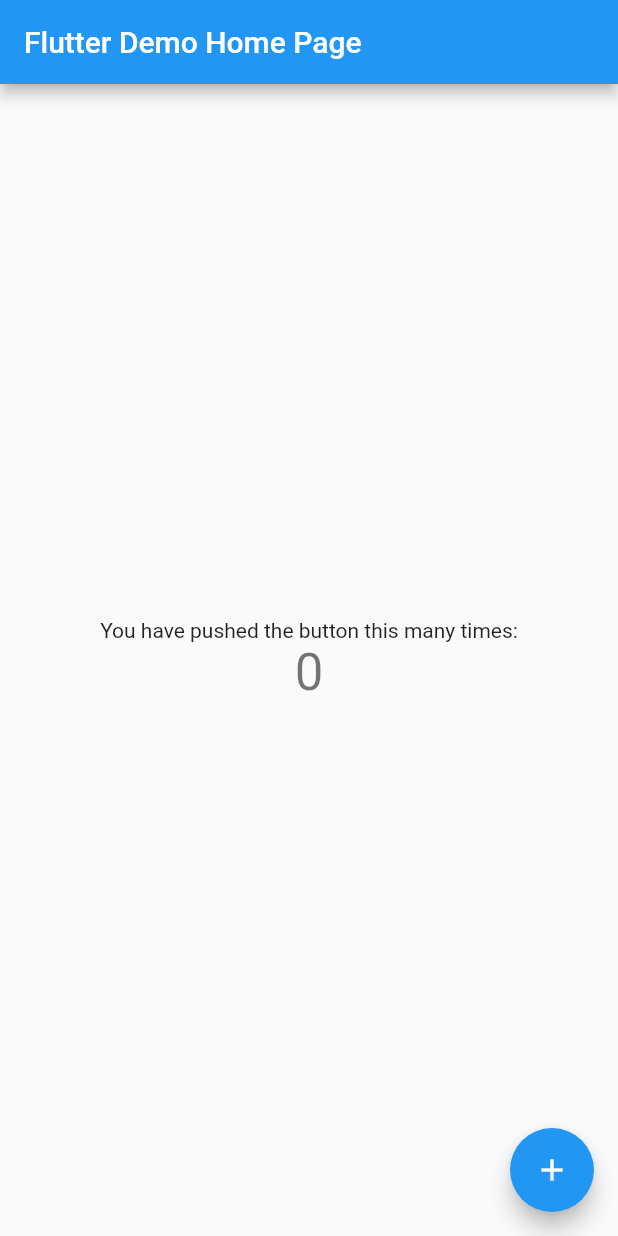
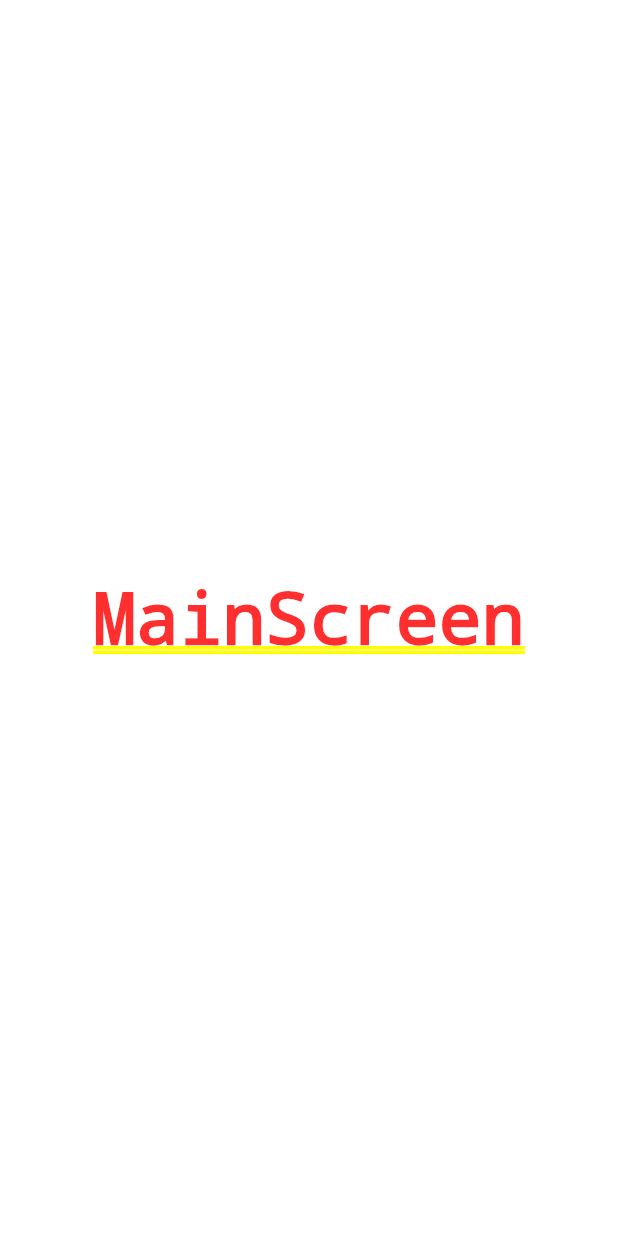
Before and after one commit to mugon-dev/carrot_market_ui, a Flutter app: the screen it shows after launch, on a phone screen of 412 x 824 dp. Run offline on Flutter 3.47's test engine with Material 2 defaults, Android fonts, the light colour scheme and no system bars; our stand-ins replace google_fonts.

Commit message:
style: add text,app theme

```diff
--- a/lib/main.dart
+++ b/lib/main.dart
@@ -1,113 +1,21 @@
+import 'package:carrot_market_ui/screens/main_screens.dart';
+import 'package:carrot_market_ui/theme.dart';
 import 'package:flutter/material.dart';
 
 void main() {
-  runApp(MyApp());
+  runApp(CarrotMarketUI());
 }
 
-class MyApp extends StatelessWidget {
-  // This widget is the root of your application.
+class CarrotMarketUI extends StatelessWidget {
+  const CarrotMarketUI({Key? key}) : super(key: key);
+
   @override
   Widget build(BuildContext context) {
     return MaterialApp(
-      title: 'Flutter Demo',
-      theme: ThemeData(
-        // This is the theme of your application.
-        //
-        // Try running your application with "flutter run". You'll see the
-        // application has a blue toolbar. Then, without quitting the app, try
-        // changing the primarySwatch below to Colors.green and then invoke
-        // "hot reload" (press "r" in the console where you ran "flutter run",
-        // or simply save your changes to "hot reload" in a Flutter IDE).
-        // Notice that the counter didn't reset back to zero; the application
-        // is not restarted.
-        primarySwatch: Colors.blue,
-      ),
-      home: MyHomePage(title: 'Flutter Demo Home Page'),
+      title: 'carrot_market_ui',
+      debugShowCheckedModeBanner: false,
+      home: MainScreens(),
+      theme: theme(),
     );
   }
 }
-
-class MyHomePage extends StatefulWidget {
-  MyHomePage({Key? key, required this.title}) : super(key: key);
-
-  // This widget is the home page of your application. It is stateful, meaning
-  // that it has a State object (defined below) that contains fields that affect
-  // how it looks.
-
-  // This class is the configuration for the state. It holds the values (in this
-  // case the title) provided by the parent (in this case the App widget) and
-  // used by the build method of the State. Fields in a Widget subclass are
-  // always marked "final".
-
-  final String title;
-
-  @override
-  _MyHomePageState createState() => _MyHomePageState();
-}
-
-class _MyHomePageState extends State<MyHomePage> {
-  int _counter = 0;
-
-  void _incrementCounter() {
-    setState(() {
-      // This call to setState tells the Flutter framework that something has
-      // changed in this State, which causes it to rerun the build method below
-      // so that the display can reflect the updated values. If we changed
-      // _counter without calling setState(), then the build method would not be
-      // called again, and so nothing would appear to happen.
-      _counter++;
-    });
-  }
-
-  @override
-  Widget build(BuildContext context) {
-    // This method is rerun every time setState is called, for instance as done
-    // by the _incrementCounter method above.
-    //
-    // The Flutter framework has been optimized to make rerunning build methods
-    // fast, so that you can just rebuild anything that needs updating rather
-    // than having to individually change instances of widgets.
-    return Scaffold(
-      appBar: AppBar(
-        // Here we take the value from the MyHomePage object that was created by
-        // the App.build method, and use it to set our appbar title.
-        title: Text(widget.title),
-      ),
-      body: Center(
-        // Center is a layout widget. It takes a single child and positions it
-        // in the middle of the parent.
-        child: Column(
-          // Column is also a layout widget. It takes a list of children and
-          // arranges them vertically. By default, it sizes itself to fit its
-          // children horizontally, and tries to be as tall as its parent.
-          //
-          // Invoke "debug painting" (press "p" in the console, choose the
-          // "Toggle Debug Paint" action from the Flutter Inspector in Android
-          // Studio, or the "Toggle Debug Paint" command in Visual Studio Code)
-          // to see the wireframe for each widget.
-          //
-          // Column has various properties to control how it sizes itself and
-          // how it positions its children. Here we use mainAxisAlignment to
-          // center the children vertically; the main axis here is the vertical
-          // axis because Columns are vertical (the cross axis would be
-          // horizontal).
-          mainAxisAlignment: MainAxisAlignment.center,
-          children: <Widget>[
-            Text(
-              'You have pushed the button this many times:',
-            ),
-            Text(
-              '$_counter',
-              style: Theme.of(context).textTheme.headline4,
-            ),
-          ],
-        ),
-      ),
-      floatingActionButton: FloatingActionButton(
-        onPressed: _incrementCounter,
-        tooltip: 'Increment',
-        child: Icon(Icons.add),
-      ), // This trailing comma makes auto-formatting nicer for build methods.
-    );
-  }
-}
--- a/lib/screens/main_screens.dart
+++ b/lib/screens/main_screens.dart
@@ -0,0 +1,19 @@
+import 'package:flutter/material.dart';
+
+class MainScreens extends StatefulWidget {
+  const MainScreens({Key? key}) : super(key: key);
+
+  @override
+  _MainScreensState createState() => _MainScreensState();
+}
+
+class _MainScreensState extends State<MainScreens> {
+  @override
+  Widget build(BuildContext context) {
+    return Container(
+      child: Center(
+        child: const Text('MainScreen'),
+      ),
+    );
+  }
+}
```
Also changed, not shown: lib/theme.dart (+36 -0 lines).
